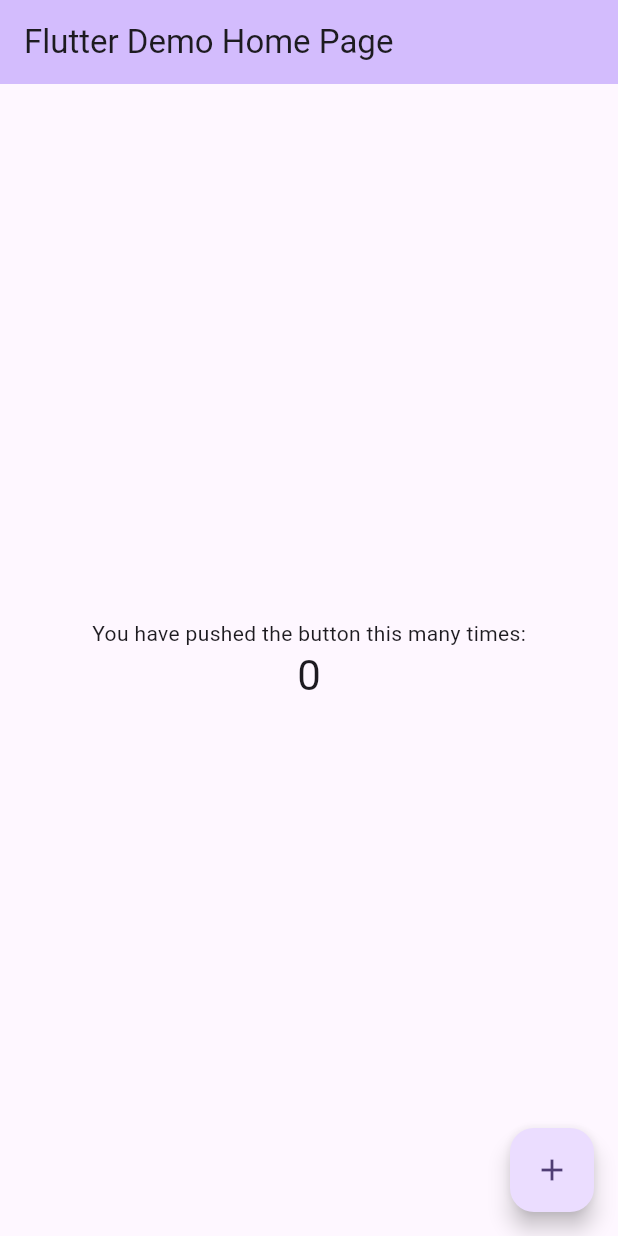
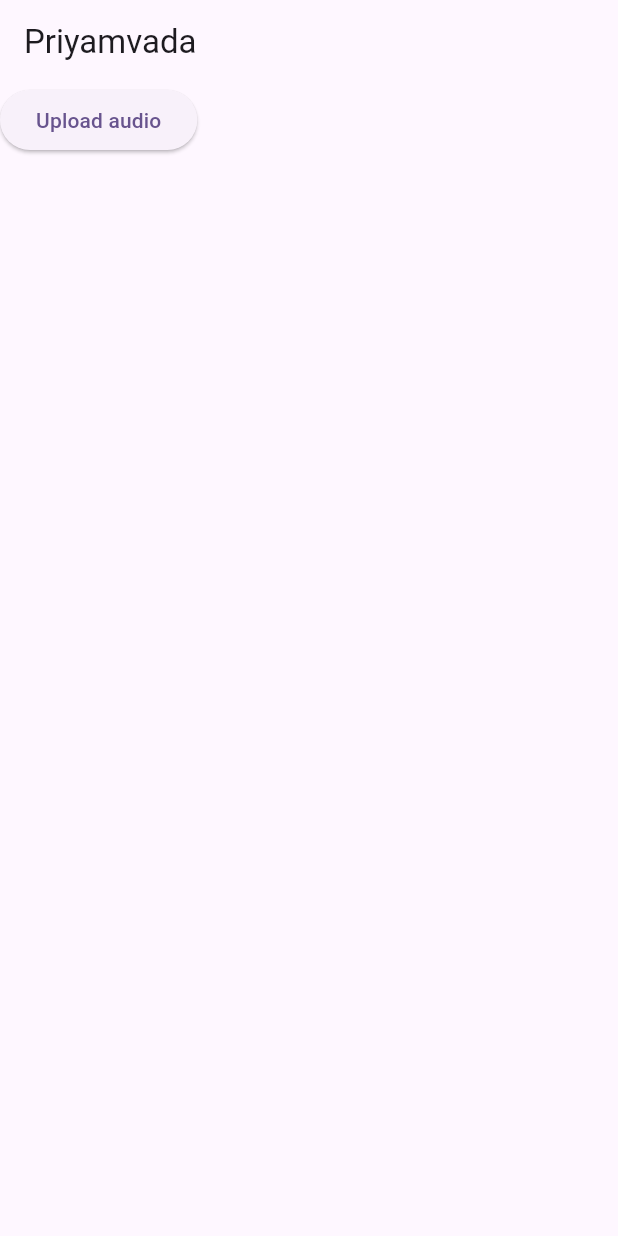
Before and after one commit to navaneeth0041/Priyamvada_01, a Flutter app: the screen it shows after launch, on a phone screen of 412 x 824 dp. Run offline on Flutter 3.47's test engine with Material 3 defaults, Android fonts, the phone set to English and light mode, and no system bars; our stand-ins replace file_picker, firebase_core; accounts and stored records are empty.

Commit message:
made audio file upload button

```diff
--- a/priyamvada_test/lib/main.dart
+++ b/priyamvada_test/lib/main.dart
@@ -1,5 +1,5 @@
 import 'package:flutter/material.dart';
-
+import 'package:priyamvada_test/pages/homePage.dart';
 void main() {
   runApp(const MyApp());
 }
@@ -31,95 +31,7 @@
         colorScheme: ColorScheme.fromSeed(seedColor: Colors.deepPurple),
         useMaterial3: true,
       ),
-      home: const MyHomePage(title: 'Flutter Demo Home Page'),
+      home: HomePage(),
     );
   }
 }
-
-class MyHomePage extends StatefulWidget {
-  const MyHomePage({super.key, required this.title});
-
-  // This widget is the home page of your application. It is stateful, meaning
-  // that it has a State object (defined below) that contains fields that affect
-  // how it looks.
-
-  // This class is the configuration for the state. It holds the values (in this
-  // case the title) provided by the parent (in this case the App widget) and
-  // used by the build method of the State. Fields in a Widget subclass are
-  // always marked "final".
-
-  final String title;
-
-  @override
-  State<MyHomePage> createState() => _MyHomePageState();
-}
-
-class _MyHomePageState extends State<MyHomePage> {
-  int _counter = 0;
-
-  void _incrementCounter() {
-    setState(() {
-      // This call to setState tells the Flutter framework that something has
-      // changed in this State, which causes it to rerun the build method below
-      // so that the display can reflect the updated values. If we changed
-      // _counter without calling setState(), then the build method would not be
-      // called again, and so nothing would appear to happen.
-      _counter++;
-    });
-  }
-
-  @override
-  Widget build(BuildContext context) {
-    // This method is rerun every time setState is called, for instance as done
-    // by the _incrementCounter method above.
-    //
-    // The Flutter framework has been optimized to make rerunning build methods
-    // fast, so that you can just rebuild anything that needs updating rather
-    // than having to individually change instances of widgets.
-    return Scaffold(
-      appBar: AppBar(
-        // TRY THIS: Try changing the color here to a specific color (to
-        // Colors.amber, perhaps?) and trigger a hot reload to see the AppBar
-        // change color while the other colors stay the same.
-        backgroundColor: Theme.of(context).colorScheme.inversePrimary,
-        // Here we take the value from the MyHomePage object that was created by
-        // the App.build method, and use it to set our appbar title.
-        title: Text(widget.title),
-      ),
-      body: Center(
-        // Center is a layout widget. It takes a single child and positions it
-        // in the middle of the parent.
-        child: Column(
-          // Column is also a layout widget. It takes a list of children and
-          // arranges them vertically. By default, it sizes itself to fit its
-          // children horizontally, and tries to be as tall as its parent.
-          //
-          // Column has various properties to control how it sizes itself and
-          // how it positions its children. Here we use mainAxisAlignment to
-          // center the children vertically; the main axis here is the vertical
-          // axis because Columns are vertical (the cross axis would be
-          // horizontal).
-          //
-          // TRY THIS: Invoke "debug painting" (choose the "Toggle Debug Paint"
-          // action in the IDE, or press "p" in the console), to see the
-          // wireframe for each widget.
-          mainAxisAlignment: MainAxisAlignment.center,
-          children: <Widget>[
-            const Text(
-              'You have pushed the button this many times:',
-            ),
-            Text(
-              '$_counter',
-              style: Theme.of(context).textTheme.headlineMedium,
-            ),
-          ],
-        ),
-      ),
-      floatingActionButton: FloatingActionButton(
-        onPressed: _incrementCounter,
-        tooltip: 'Increment',
-        child: const Icon(Icons.add),
-      ), // This trailing comma makes auto-formatting nicer for build methods.
-    );
-  }
-}
--- /dev/null
+++ b/priyamvada_test/lib/pages/homePage.dart
@@ -0,0 +1,44 @@
+// import 'dart:js';
+// import 'dart:js';
+
+import 'dart:typed_data';
+
+import 'package:file_picker/file_picker.dart';
+import 'package:flutter/material.dart';
+
+class HomePage extends StatefulWidget {
+  const HomePage({super.key});
+
+  @override
+  State<HomePage> createState() => _HomePageState();
+}
+
+class _HomePageState extends State<HomePage> {
+  PlatformFile? _imagePicker;
+  Future<void> _pickAudio(BuildContext context) async {
+    try{
+      FilePickerResult? _result= await FilePicker.platform.pickFiles(type: FileType.audio);
+      if (_result==null) return;
+
+      setState((){
+        _imagePicker=_result.files.first;
+      });
+    }catch (e) {
+      ScaffoldMessenger.of(context).showSnackBar(SnackBar(content: Text(e.toString())));
+    }
+  }
+  @override
+  Widget build(BuildContext context) {
+    return Scaffold(
+      appBar: AppBar(
+        title:const Text("Priyamvada"),
+      ),
+      body:Column(
+        children: [
+          // Image.memory(Uint8List.fromList(_imagePicker!.bytes!),width:300 ,height: 300,),
+          ElevatedButton(onPressed: () {_pickAudio(context);}, child:const Text("Upload audio"))
+        ],
+      ),
+    );
+  }
+}
--- a/priyamvada_test/pubspec.yaml
+++ b/priyamvada_test/pubspec.yaml
@@ -30,7 +30,8 @@ environment:
 dependencies:
   flutter:
     sdk: flutter
-
+  file_picker: ^5.2.4
+  firebase_core: ^2.27.0
 
   # The following adds the Cupertino Icons font to your application.
   # Use with the CupertinoIcons class for iOS style icons.
```
Also changed, not shown: priyamvada_test/lib/firebase_options.dart, priyamvada_test/lib/pages/st.dart (added), priyamvada_test/pubspec.lock, 3 other files.
